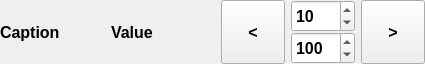
Qt form PrinterClient/ControlFrame.ui (Bazzzukasss/PrinterEmulator) before a commit.
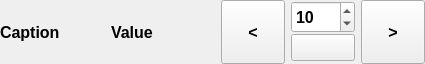
The same form after that commit.

Diff of the .ui file:
```diff
--- a/PrinterClient/ControlFrame.ui
+++ b/PrinterClient/ControlFrame.ui
@@ -137,27 +137,9 @@
        </widget>
       </item>
       <item>
-       <widget class="QSpinBox" name="mSpinColor">
-        <property name="minimumSize">
-         <size>
-          <width>64</width>
-          <height>32</height>
-         </size>
-        </property>
-        <property name="maximumSize">
-         <size>
-          <width>64</width>
-          <height>32</height>
-         </size>
-        </property>
-        <property name="frame">
-         <bool>true</bool>
-        </property>
-        <property name="maximum">
-         <number>255</number>
-        </property>
-        <property name="value">
-         <number>100</number>
+       <widget class="QPushButton" name="mButtonColor">
+        <property name="text">
+         <string/>
         </property>
        </widget>
       </item>
```
